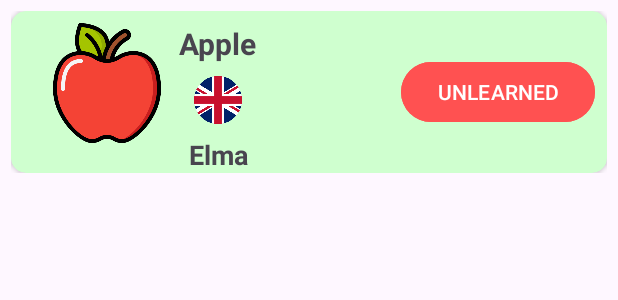
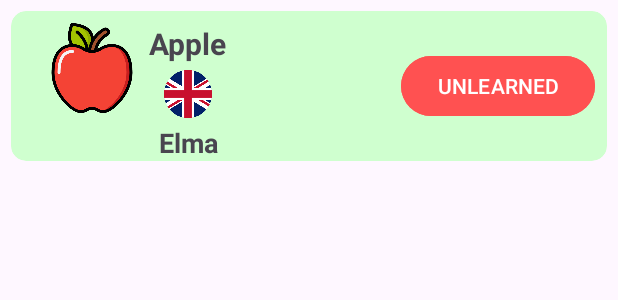
Before and after one commit to salihakbass/Cardingo, an Android app: the layout learned_view.xml on its own in the app's theme, with its tools: preview values and no code run, on a phone screen of 412 x 824 dp. Shown: the top 300 px of the screen. Run offline under Robolectric (Android 15) with nearby library versions, the phone set to English and light mode, and no system bars.

Commit message:
icon width and height changed

```diff
--- a/app/src/main/res/layout/learned_view.xml
+++ b/app/src/main/res/layout/learned_view.xml
@@ -22,8 +22,8 @@
 
             <ImageView
                 android:id="@+id/ivWordLearned"
-                android:layout_width="80dp"
-                android:layout_height="80dp"
+                android:layout_width="60dp"
+                android:layout_height="60dp"
                 android:layout_marginStart="24dp"
                 android:layout_marginTop="8dp"
                 app:layout_constraintStart_toStartOf="parent"
@@ -45,7 +45,7 @@
                 android:id="@+id/tvWordTurkishLearned"
                 android:layout_width="wrap_content"
                 android:layout_height="wrap_content"
-                android:layout_marginTop="8dp"
+                android:layout_marginTop="4dp"
                 android:text="Elma"
                 android:textSize="18sp"
                 android:textStyle="bold"
@@ -68,7 +68,7 @@
                 android:id="@+id/ivCountry"
                 android:layout_width="32dp"
                 android:layout_height="32dp"
-                android:layout_marginTop="8dp"
+                android:layout_marginTop="4dp"
                 app:layout_constraintEnd_toEndOf="@+id/tvWordLearned"
                 app:layout_constraintStart_toStartOf="@+id/tvWordLearned"
                 app:layout_constraintTop_toBottomOf="@+id/tvWordLearned"
```
